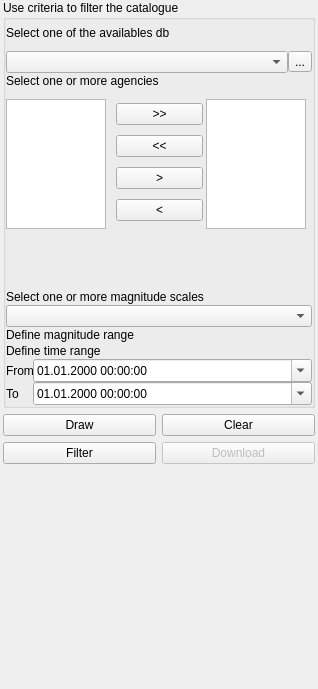
This is openquake/qgis/gemcatalogue/ui_dock.ui in preinh/oq-eqcatalogue-tool as Qt 5 draws it before an edit. The edited form follows.
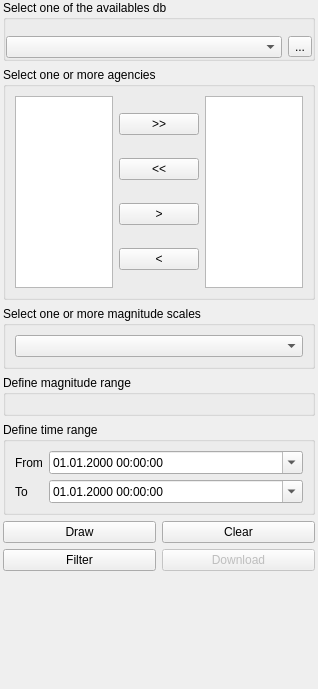
This is the edited form. Icons and pictures are not drawn. Custom widgets are drawn as their Qt base class.

Diff of the .ui file:
```diff
--- a/openquake/qgis/gemcatalogue/ui_dock.ui
+++ b/openquake/qgis/gemcatalogue/ui_dock.ui
@@ -18,7 +18,7 @@
    <string>Events Catalogue</string>
   </property>
   <widget class="QWidget" name="dockWidgetContents">
-   <layout class="QGridLayout" name="gridLayout">
+   <layout class="QVBoxLayout" name="verticalLayout">
     <property name="leftMargin">
      <number>3</number>
     </property>
@@ -31,12 +31,12 @@
     <property name="bottomMargin">
      <number>3</number>
     </property>
-    <item row="0" column="0">
-     <widget class="QGroupBox" name="grpQuestion">
+    <item>
+     <widget class="QGroupBox" name="dbGrb">
       <property name="title">
-       <string>Use criteria to filter the catalogue</string>
+       <string>Select one of the availables db</string>
       </property>
-      <layout class="QGridLayout" name="gridLayout_3">
+      <layout class="QVBoxLayout" name="verticalLayout_2">
        <property name="leftMargin">
         <number>0</number>
        </property>
@@ -49,69 +49,7 @@
        <property name="bottomMargin">
         <number>0</number>
        </property>
-       <property name="verticalSpacing">
-        <number>1</number>
-       </property>
-       <item row="14" column="0">
-        <widget class="QLabel" name="mrangeLabel">
-         <property name="text">
-          <string>Define magnitude range</string>
-         </property>
-         <property name="margin">
-          <number>10</number>
-         </property>
-        </widget>
-       </item>
-       <item row="13" column="0" colspan="2">
-        <widget class="MultiCheckComboBox" name="mscalesComboBox">
-         <property name="insertPolicy">
-          <enum>QComboBox::InsertAlphabetically</enum>
-         </property>
-        </widget>
-       </item>
-       <item row="7" column="0">
-        <widget class="QLabel" name="agencyLabel">
-         <property name="sizePolicy">
-          <sizepolicy hsizetype="Maximum" vsizetype="Preferred">
-           <horstretch>0</horstretch>
-           <verstretch>0</verstretch>
-          </sizepolicy>
-         </property>
-         <property name="text">
-          <string>Select one or more agencies</string>
-         </property>
-         <property name="margin">
-          <number>10</number>
-         </property>
-        </widget>
-       </item>
-       <item row="11" column="0">
-        <widget class="QLabel" name="mscalesLabel">
-         <property name="text">
-          <string>Select one or more magnitude scales</string>
-         </property>
-         <property name="margin">
-          <number>10</number>
-         </property>
-         <property name="buddy">
-          <cstring>mscalesComboBox</cstring>
-         </property>
-        </widget>
-       </item>
-       <item row="15" column="0">
-        <widget class="DoubleRangeFilter" name="mag_range" native="true"/>
-       </item>
-       <item row="4" column="0">
-        <widget class="QLabel" name="label">
-         <property name="text">
-          <string>Select one of the availables db</string>
-         </property>
-         <property name="margin">
-          <number>10</number>
-         </property>
-        </widget>
-       </item>
-       <item row="5" column="0" colspan="2">
+       <item>
         <layout class="QHBoxLayout" name="horizontalLayout_3">
          <property name="topMargin">
           <number>10</number>
@@ -135,7 +73,120 @@
          </item>
         </layout>
        </item>
-       <item row="17" column="0" colspan="2">
+      </layout>
+     </widget>
+    </item>
+    <item>
+     <widget class="QGroupBox" name="agenciesListSelector">
+      <property name="title">
+       <string>Select one or more agencies</string>
+      </property>
+      <layout class="QHBoxLayout" name="horizontalLayout_2">
+       <item>
+        <widget class="QListWidget" name="unselectedAgenciesList">
+         <property name="alternatingRowColors">
+          <bool>true</bool>
+         </property>
+         <property name="selectionMode">
+          <enum>QAbstractItemView::MultiSelection</enum>
+         </property>
+         <property name="sortingEnabled">
+          <bool>true</bool>
+         </property>
+        </widget>
+       </item>
+       <item>
+        <layout class="QVBoxLayout" name="verticalLayout_6">
+         <property name="sizeConstraint">
+          <enum>QLayout::SetDefaultConstraint</enum>
+         </property>
+         <property name="leftMargin">
+          <number>0</number>
+         </property>
+         <property name="rightMargin">
+          <number>0</number>
+         </property>
+         <item>
+          <widget class="QPushButton" name="selectAllAgencies">
+           <property name="text">
+            <string>&gt;&gt;</string>
+           </property>
+          </widget>
+         </item>
+         <item>
+          <widget class="QPushButton" name="deselectAllAgencies">
+           <property name="text">
+            <string>&lt;&lt;</string>
+           </property>
+          </widget>
+         </item>
+         <item>
+          <widget class="QPushButton" name="selectAgencies">
+           <property name="text">
+            <string>&gt;</string>
+           </property>
+          </widget>
+         </item>
+         <item>
+          <widget class="QPushButton" name="deselectAgencies">
+           <property name="text">
+            <string>&lt;</string>
+           </property>
+          </widget>
+         </item>
+        </layout>
+       </item>
+       <item>
+        <widget class="QListWidget" name="selectedAgenciesList">
+         <property name="alternatingRowColors">
+          <bool>true</bool>
+         </property>
+         <property name="selectionMode">
+          <enum>QAbstractItemView::MultiSelection</enum>
+         </property>
+         <property name="sortingEnabled">
+          <bool>true</bool>
+         </property>
+        </widget>
+       </item>
+      </layout>
+     </widget>
+    </item>
+    <item>
+     <widget class="QGroupBox" name="magnScalesGrb">
+      <property name="title">
+       <string>Select one or more magnitude scales</string>
+      </property>
+      <layout class="QVBoxLayout" name="verticalLayout_5">
+       <item>
+        <widget class="MultiCheckComboBox" name="mscalesComboBox">
+         <property name="insertPolicy">
+          <enum>QComboBox::InsertAlphabetically</enum>
+         </property>
+        </widget>
+       </item>
+      </layout>
+     </widget>
+    </item>
+    <item>
+     <widget class="QGroupBox" name="magnitudeGrb">
+      <property name="title">
+       <string>Define magnitude range</string>
+      </property>
+      <layout class="QVBoxLayout" name="verticalLayout_4">
+       <item>
+        <widget class="DoubleRangeFilter" name="mag_range" native="true"/>
+       </item>
+      </layout>
+     </widget>
+    </item>
+    <item>
+     <widget class="QGroupBox" name="timeGrb">
+      <property name="title">
+       <string>Define time range</string>
+      </property>
+      <layout class="QVBoxLayout" name="verticalLayout_3">
+       <item>
         <layout class="QFormLayout" name="formLayout">
          <property name="fieldGrowthPolicy">
           <enum>QFormLayout::AllNonFixedFieldsGrow</enum>
@@ -176,119 +227,11 @@
          </item>
         </layout>
        </item>
-       <item row="16" column="0">
-        <widget class="QLabel" name="label_4">
-         <property name="text">
-          <string>Define time range</string>
-         </property>
-         <property name="margin">
-          <number>10</number>
-         </property>
-        </widget>
-       </item>
-       <item row="8" column="0" colspan="2">
-        <widget class="QWidget" name="agenciesListSelector" native="true">
-         <property name="minimumSize">
-          <size>
-           <width>0</width>
-           <height>200</height>
-          </size>
-         </property>
-         <widget class="QListWidget" name="selectedAgenciesList">
-          <property name="geometry">
-           <rect>
-            <x>200</x>
-            <y>10</y>
-            <width>100</width>
-            <height>130</height>
-           </rect>
-          </property>
-          <property name="alternatingRowColors">
-           <bool>true</bool>
-          </property>
-          <property name="selectionMode">
-           <enum>QAbstractItemView::MultiSelection</enum>
-          </property>
-         </widget>
-         <widget class="QWidget" name="verticalLayoutWidget">
-          <property name="geometry">
-           <rect>
-            <x>110</x>
-            <y>10</y>
-            <width>87</width>
-            <height>128</height>
-           </rect>
-          </property>
-          <layout class="QVBoxLayout" name="verticalLayout">
-           <item>
-            <widget class="QPushButton" name="selectAllAgencies">
-             <property name="text">
-              <string>&gt;&gt;</string>
-             </property>
-            </widget>
-           </item>
-           <item>
-            <widget class="QPushButton" name="deselectAllAgencies">
-             <property name="text">
-              <string>&lt;&lt;</string>
-             </property>
-            </widget>
-           </item>
-           <item>
-            <widget class="QPushButton" name="selectAgencies">
-             <property name="text">
-              <string>&gt;</string>
-             </property>
-            </widget>
-           </item>
-           <item>
-            <widget class="QPushButton" name="deselectAgencies">
-             <property name="text">
-              <string>&lt;</string>
-             </property>
-            </widget>
-           </item>
-          </layout>
-         </widget>
-         <widget class="QListWidget" name="unselectedAgenciesList">
-          <property name="geometry">
-           <rect>
-            <x>0</x>
-            <y>10</y>
-            <width>100</width>
-            <height>130</height>
-           </rect>
-          </property>
-          <property name="alternatingRowColors">
-           <bool>true</bool>
-          </property>
-          <property name="selectionMode">
-           <enum>QAbstractItemView::MultiSelection</enum>
-          </property>
-          <property name="sortingEnabled">
-           <bool>true</bool>
-          </property>
-         </widget>
-        </widget>
-       </item>
       </layout>
      </widget>
     </item>
-    <item row="13" column="0">
-     <spacer name="verticalSpacer">
-      <property name="orientation">
-       <enum>Qt::Vertical</enum>
-      </property>
-      <property name="sizeHint" stdset="0">
-       <size>
-        <width>20</width>
-        <height>40</height>
-       </size>
-      </property>
-     </spacer>
-    </item>
-    <item row="2" column="0">
-     <layout class="QVBoxLayout" name="buttons">
+    <item>
+     <layout class="QVBoxLayout" name="actionsBtns">
       <property name="topMargin">
        <number>0</number>
       </property>
@@ -342,6 +285,19 @@
       </item>
      </layout>
     </item>
+    <item>
+     <spacer name="verticalSpacer">
+      <property name="orientation">
+       <enum>Qt::Vertical</enum>
+      </property>
+      <property name="sizeHint" stdset="0">
+       <size>
+        <width>20</width>
+        <height>40</height>
+       </size>
+      </property>
+     </spacer>
+    </item>
    </layout>
   </widget>
  </widget>
```
Left out of the diff: 3 changed lines with no effect on the pictures.
